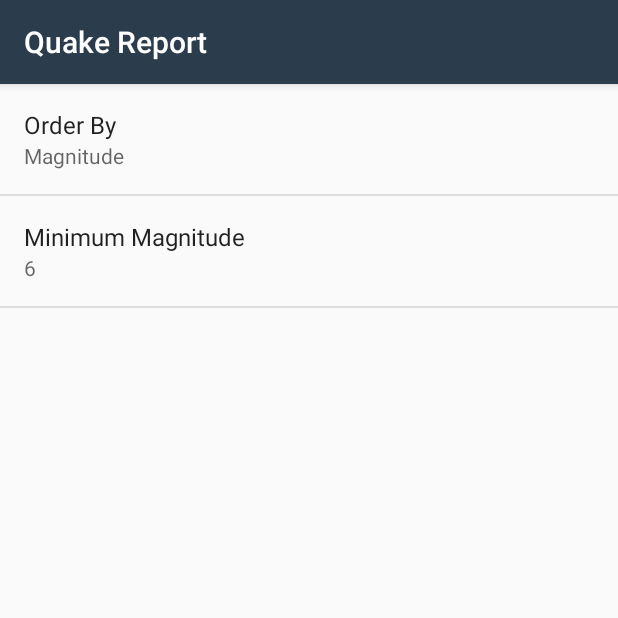
After one commit to AdityaGupta030697/QuakeReport, an Android app: the SettingsActivity screen opened directly, with no data from a screen before it, on a phone screen of 412 x 824 dp, the top half of it. The commit adds this screen. Run offline under Robolectric (Android 15) with nearby library versions, the phone set to English and light mode, and no system bars.

Commit message:
Preferences added. User now can order earthquakes by most recent or magnitude and set them accordingly.

```diff
--- a/app/build.gradle
+++ b/app/build.gradle
@@ -21,6 +21,7 @@ android {
 
 dependencies {
     compile fileTree(dir: 'libs', include: ['*.jar'])
+    compile 'com.android.support:appcompat-v7:23.3.0'
+    compile 'com.android.support.constraint:constraint-layout:1.0.2'
     testCompile 'junit:junit:4.12'
-    compile 'com.android.support:appcompat-v7:23.3.0'
 }
--- /dev/null
+++ b/app/src/main/java/com/example/android/quakereport/SettingsActivity.java
@@ -0,0 +1,56 @@
+package com.example.android.quakereport;
+
+import android.content.SharedPreferences;
+import android.os.Bundle;
+import android.preference.ListPreference;
+import android.preference.Preference;
+import android.preference.PreferenceFragment;
+import android.preference.PreferenceManager;
+import android.support.v7.app.AppCompatActivity;
+
+public class SettingsActivity extends AppCompatActivity {
+
+    @Override
+    protected void onCreate(Bundle savedInstanceState) {
+        super.onCreate(savedInstanceState);
+        setContentView(R.layout.activity_settings);
+    }
+
+    public static class EarthquakePreferenceFragment extends PreferenceFragment implements Preference.OnPreferenceChangeListener {
+
+        @Override
+        public void onCreate(Bundle savedInstanceState) {
+            super.onCreate(savedInstanceState);
+            addPreferencesFromResource(R.xml.settings_main);
+
+            Preference minMagnitude = findPreference(getString(R.string.settings_min_magnitude_key));
+            bindPreferenceSummaryToValue(minMagnitude);
+
+            Preference orderBy = findPreference(getString(R.string.settings_order_by_key));
+            bindPreferenceSummaryToValue(orderBy);
+        }
+
+        @Override
+        public boolean onPreferenceChange(Preference preference, Object value) {
+            String stringValue = value.toString();
+            if (preference instanceof ListPreference) {
+                ListPreference listPreference = (ListPreference) preference;
+                int prefIndex = listPreference.findIndexOfValue(stringValue);
+                if (prefIndex >= 0) {
+                    CharSequence[] labels = listPreference.getEntries();
+                    preference.setSummary(labels[prefIndex]);
+                }
+            } else {
+                preference.setSummary(stringValue);
+            }
+            return true;
+        }
+
+        private void bindPreferenceSummaryToValue(Preference preference) {
+            preference.setOnPreferenceChangeListener(this);
+            SharedPreferences preferences = PreferenceManager.getDefaultSharedPreferences(preference.getContext());
+            String preferenceString = preferences.getString(preference.getKey(), "");
+            onPreferenceChange(preference, preferenceString);
+        }
+    }
+}
--- /dev/null
+++ b/app/src/main/res/layout/activity_settings.xml
@@ -0,0 +1,6 @@
+<fragment android:name="com.example.android.quakereport.SettingsActivity$EarthquakePreferenceFragment"
+    xmlns:android="http://schemas.android.com/apk/res/android"
+    xmlns:tools="http://schemas.android.com/tools"
+    android:layout_width="match_parent"
+    android:layout_height="match_parent"
+    tools:context="com.example.android.quakereport.SettingsActivity"></fragment>
--- /dev/null
+++ b/app/src/main/res/values/arrays.xml
@@ -0,0 +1,12 @@
+<?xml version="1.0" encoding="utf-8"?>
+<resources>
+    <string-array name="settings_order_by_labels">
+        <item>@string/settings_order_by_magnitude_label</item>
+        <item>@string/settings_order_by_most_recent_label</item>
+    </string-array>
+
+    <string-array name="settings_order_by_values">
+        <item>@string/settings_order_by_magnitude_value</item>
+        <item>@string/settings_order_by_most_recent_value</item>
+    </string-array>
+</resources>
--- a/app/src/main/res/values/strings.xml
+++ b/app/src/main/res/values/strings.xml
@@ -1,5 +1,4 @@
-<?xml version="1.0" encoding="utf-8"?>
-<!-- Copyright (C) 2016 The Android Open Source Project
+<?xml version="1.0" encoding="utf-8"?><!-- Copyright (C) 2016 The Android Open Source Project
 
      Licensed under the Apache License, Version 2.0 (the "License");
      you may not use this file except in compliance with the License.
@@ -21,4 +20,24 @@
     <!-- Text to display in the list when there are no earthquakes [CHAR LIMIT=NONE] -->
     <string name="no_earthquakes">No earthquakes found.</string>
     <string name="no_internet_connection">No internet connection.</string>
+    <!-- Settings Menu Item [CHAR LIMIT=NONE] -->
+    <string name="settings_menu_item">Settings</string>
+    <!-- Settings Activity Title [CHAR LIMIT=NONE] -->
+    <string name="settings_title">Earthquake Settings</string>
+    <!-- Strings For Minimum Magnitude Preference [CHAR LIMIT=30] -->
+    <string name="settings_min_magnitude_label">Minimum Magnitude</string>
+    <string name="settings_min_magnitude_key" translatable="false">min_magnitude</string>
+    <string name="settings_min_magnitude_default" translatable="false">6</string>
+    <!-- Strings For Order-By Preference [CHAR LIMIT=30] -->
+    <string name="settings_order_by_label">Order By</string>
+    <string name="settings_order_by_key" translatable="false">order_by</string>
+    <string name="settings_order_by_default" translatable="false">@string/settings_order_by_magnitude_value</string>
+
+    <!-- Label for order-by magnitude option [CHAR LIMIT=20] -->
+    <string name="settings_order_by_magnitude_label">Magnitude</string>
+    <string name="settings_order_by_magnitude_value" translatable="false">magnitude</string>
+
+    <!-- Label for order-by most recent option [CHAR LIMIT=20] -->
+    <string name="settings_order_by_most_recent_label">Most Recent</string>
+    <string name="settings_order_by_most_recent_value" translatable="false">time</string>
 </resources>
--- /dev/null
+++ b/app/src/main/res/xml/settings_main.xml
@@ -0,0 +1,19 @@
+<?xml version="1.0" encoding="utf-8"?>
+<PreferenceScreen xmlns:android="http://schemas.android.com/apk/res/android"
+    android:title="@string/settings_title">
+
+    <ListPreference
+        android:defaultValue="@string/settings_order_by_default"
+        android:entries="@array/settings_order_by_labels"
+        android:entryValues="@array/settings_order_by_values"
+        android:key="@string/settings_order_by_key"
+        android:title="@string/settings_order_by_label" />
+
+    <EditTextPreference
+        android:defaultValue="@string/settings_min_magnitude_default"
+        android:inputType="numberDecimal"
+        android:key="@string/settings_min_magnitude_key"
+        android:selectAllOnFocus="true"
+        android:title="@string/settings_min_magnitude_label" />
+
+</PreferenceScreen>
```
Also changed, not shown: app/src/main/AndroidManifest.xml (+12 -4 lines), app/src/main/java/com/example/android/quakereport/EarthquakeActivity.java (+45 -5 lines), app/src/main/res/menu/main.xml (added, +12 -0 lines), app/src/main/res/drawable/ic_filter.png (added).
